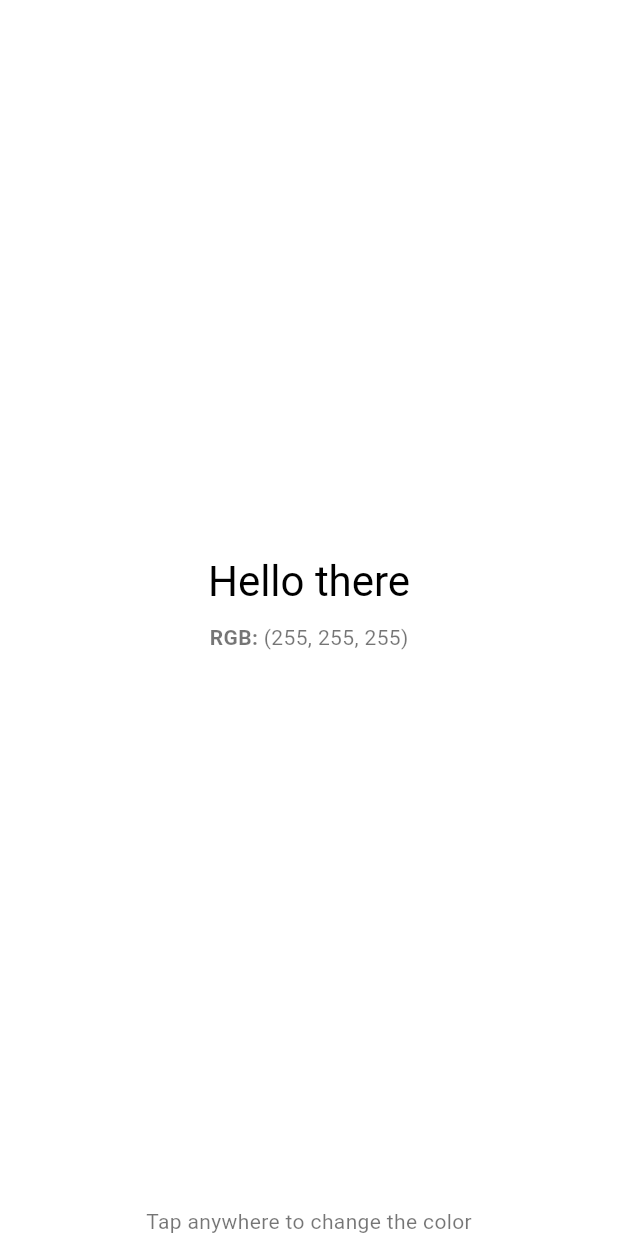
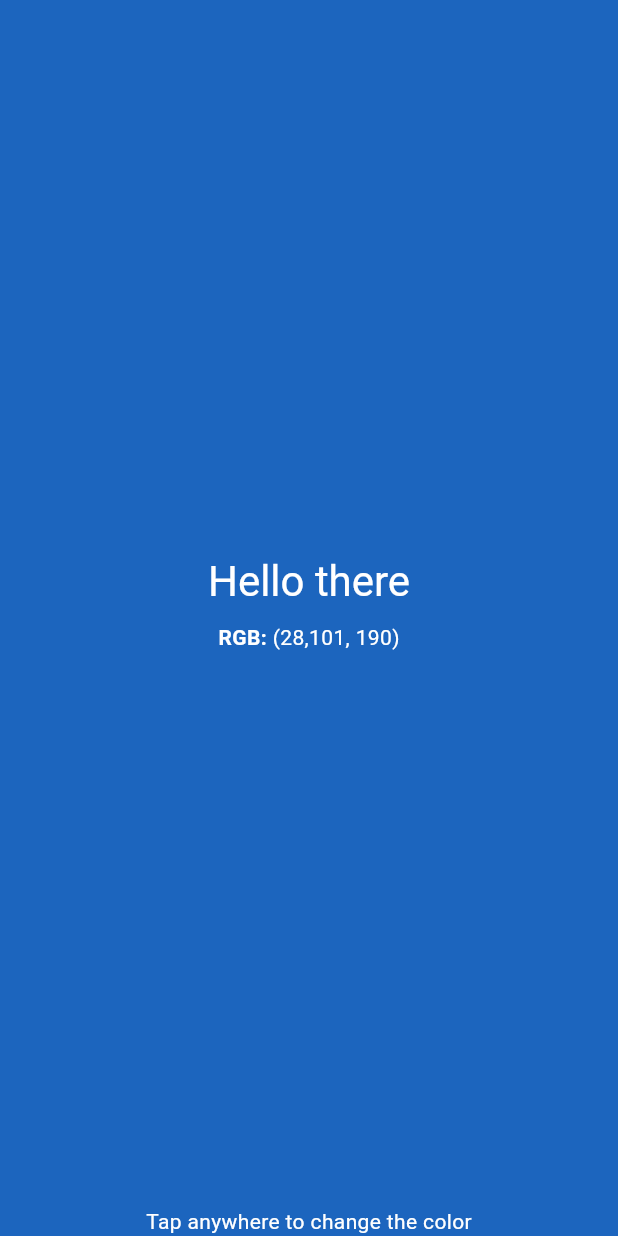
Before and after one commit to amMooncake/flutter-color-interview-task, a Flutter app: the screen it shows after launch, on a phone screen of 412 x 824 dp. Run offline on Flutter 3.47's test engine with Material 3 defaults, Android fonts, the phone set to English and light mode, and no system bars.

Commit message:
refactor(color_repo): simplify brightness calculation

```diff
--- /dev/null
+++ b/lib/components/my_rgb_label.dart
@@ -0,0 +1,54 @@
+import 'package:flutter/material.dart';
+
+/// A widget that displays the RGB values of a color.
+class MyRGBLabel extends StatelessWidget {
+  /// Creates a [MyRGBLabel] widget.
+  const MyRGBLabel({
+    required this.baseBodyStyle,
+    required this.isDarkOverlay,
+    required this.currentColor,
+    super.key,
+  });
+
+  /// The base text style for the RGB label.
+  final TextStyle baseBodyStyle;
+
+  /// Whether the overlay color is dark or light.
+  final bool isDarkOverlay;
+
+  /// allows to display the RGB values.
+  final Color currentColor;
+
+  @override
+  Widget build(BuildContext context) {
+    return RichText(
+      text: TextSpan(
+        text: 'RGB: ',
+        style: baseBodyStyle.copyWith(
+          // dart format off
+          color: isDarkOverlay ?
+              Colors.black54 :
+              Colors.white,
+          // dart format on
+          fontWeight: FontWeight.bold,
+        ),
+        children: <TextSpan>[
+          TextSpan(
+            text:
+                '(${(currentColor.r * 255).round()},'
+                '${(currentColor.g * 255).round()}, '
+                '${(currentColor.b * 255).round()})',
+            style: baseBodyStyle.copyWith(
+              // dart format off
+              color: isDarkOverlay ?
+                Colors.black54 :
+                Colors.white,
+              // dart format on
+              fontWeight: FontWeight.normal,
+            ),
+          ),
+        ],
+      ),
+    );
+  }
+}
--- a/lib/screens/home_screen.dart
+++ b/lib/screens/home_screen.dart
@@ -1,5 +1,6 @@
 import 'package:color_repository/color_repository.dart';
 import 'package:flutter/material.dart';
+import 'package:flutter_color_interview_task/components/my_rgb_label.dart';
 
 /// Home screen widget.
 class HomeScreen extends StatefulWidget {
@@ -20,18 +21,25 @@ class _HomeScreenState extends State<HomeScreen> {
   Color _currentColor = Colors.white;
   bool isDarkOverlay = true;
 
-  void handleColorChange() {
+  void getRandomColor() {
     final RgbColor rgbColor = widget._repository.getRandomColor();
-    setState(() {
-      isDarkOverlay = ColorRepo.isColorDarkOverlay(rgbColor);
+    _currentColor = Color.fromARGB(
+      _fullOpacity,
+      rgbColor.red,
+      rgbColor.green,
+      rgbColor.blue,
+    );
+    isDarkOverlay = ColorRepo.isColorDarkOverlay(rgbColor);
+  }
 
-      _currentColor = Color.fromARGB(
-        _fullOpacity,
-        rgbColor.red,
-        rgbColor.green,
-        rgbColor.blue,
-      );
-    });
+  @override
+  void initState() {
+    super.initState();
+    getRandomColor();
+  }
+
+  void _handleColorChange() {
+    setState(getRandomColor);
   }
 
   @override
@@ -56,7 +64,7 @@ class _HomeScreenState extends State<HomeScreen> {
       backgroundColor: _currentColor,
       body: GestureDetector(
         behavior: HitTestBehavior.opaque,
-        onTap: handleColorChange,
+        onTap: _handleColorChange,
         child: SafeArea(
           child: Column(
             children: [
@@ -72,34 +80,10 @@ class _HomeScreenState extends State<HomeScreen> {
                         ),
                       ),
                       const SizedBox(height: spacing),
-                      RichText(
-                        text: TextSpan(
-                          text: 'RGB: ',
-                          style: baseBodyStyle.copyWith(
-                            // dart format off
-                            color: isDarkOverlay ?
-                                Colors.black54 :
-                                Colors.white,
-                            // dart format on
-                            fontWeight: FontWeight.bold,
-                          ),
-                          children: <TextSpan>[
-                            TextSpan(
-                              text:
-                                  '(${(_currentColor.r * 255).round()}, '
-                                  '${(_currentColor.g * 255).round()}, '
-                                  '${(_currentColor.b * 255).round()})',
-                              style: baseBodyStyle.copyWith(
-                                // dart format off
-                                color: isDarkOverlay ?
-                                  Colors.black54 :
-                                  Colors.white,
-                                // dart format on
-                                fontWeight: FontWeight.normal,
-                              ),
-                            ),
-                          ],
-                        ),
+                      MyRGBLabel(
+                        baseBodyStyle: baseBodyStyle,
+                        isDarkOverlay: isDarkOverlay,
+                        currentColor: _currentColor,
                       ),
                     ],
                   ),
--- a/packages/color_repository/lib/src/color_repo.dart
+++ b/packages/color_repository/lib/src/color_repo.dart
@@ -1,5 +1,3 @@
-import 'dart:math';
-
 import 'package:color_repository/src/models/models.dart';
 
 /// Repository interface for colors.
@@ -8,35 +6,20 @@ abstract class ColorRepo {
   RgbColor getRandomColor();
 
   /// Returns the  overlay color (black or white)
+  /// https://stackoverflow.com/questions/9780632/how-do-i-determine-if-a-color-is-closer-to-white-or-black
   static bool isColorDarkOverlay(RgbColor color) {
-    // it looks scary, but it's just to avoid hard coded numbers.
-    const double maxChannelValue = 255.0;
-    const double linearizationThreshold = 0.03928;
-    const double linearizationDivisor = 12.92;
-    const double linearizationOffset = 0.055;
-    const double linearizationDivisor2 = 1.055;
-    const double linearizationExponent = 2.4;
-    const double redLuminance = 0.2126;
-    const double greenLuminance = 0.7152;
-    const double blueLuminance = 0.0722;
-    const double luminanceThreshold = 0.179;
+    const double redWeight = 0.2126;
+    const double greenWeight = 0.7152;
+    const double blueWeight = 0.0722;
+    const double brightnessThreshold = 128;
 
-    double linearize(int value) {
-      final double v = value / maxChannelValue;
+    // dart format off
+    final double perceivedBrightness =
+    redWeight * color.red +
+    greenWeight * color.green +
+    blueWeight * color.blue;
+    // dart format on
 
-      return v <= linearizationThreshold
-          ? v / linearizationDivisor
-          : pow(
-              (v + linearizationOffset) / linearizationDivisor2,
-              linearizationExponent,
-            ).toDouble();
-    }
-
-    final double rL = redLuminance * linearize(color.red);
-    final double gL = greenLuminance * linearize(color.green);
-    final double bL = blueLuminance * linearize(color.blue);
-    final double luminance = rL + gL + bL;
-
-    return luminance > luminanceThreshold;
+    return perceivedBrightness > brightnessThreshold;
   }
 }
```
